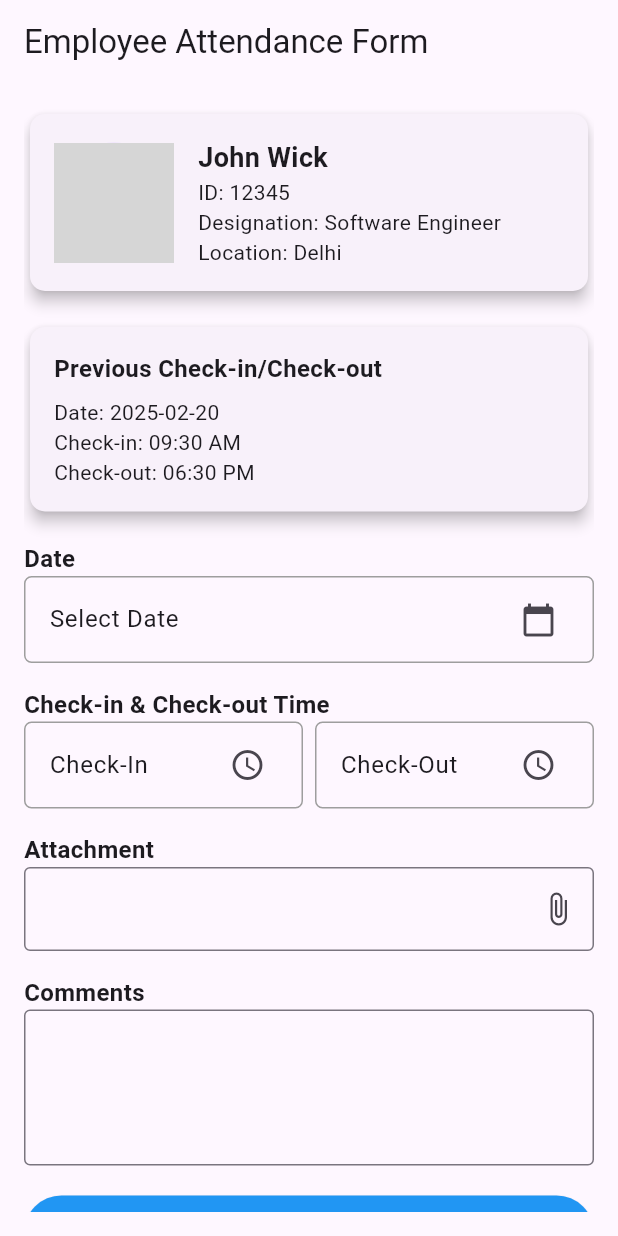
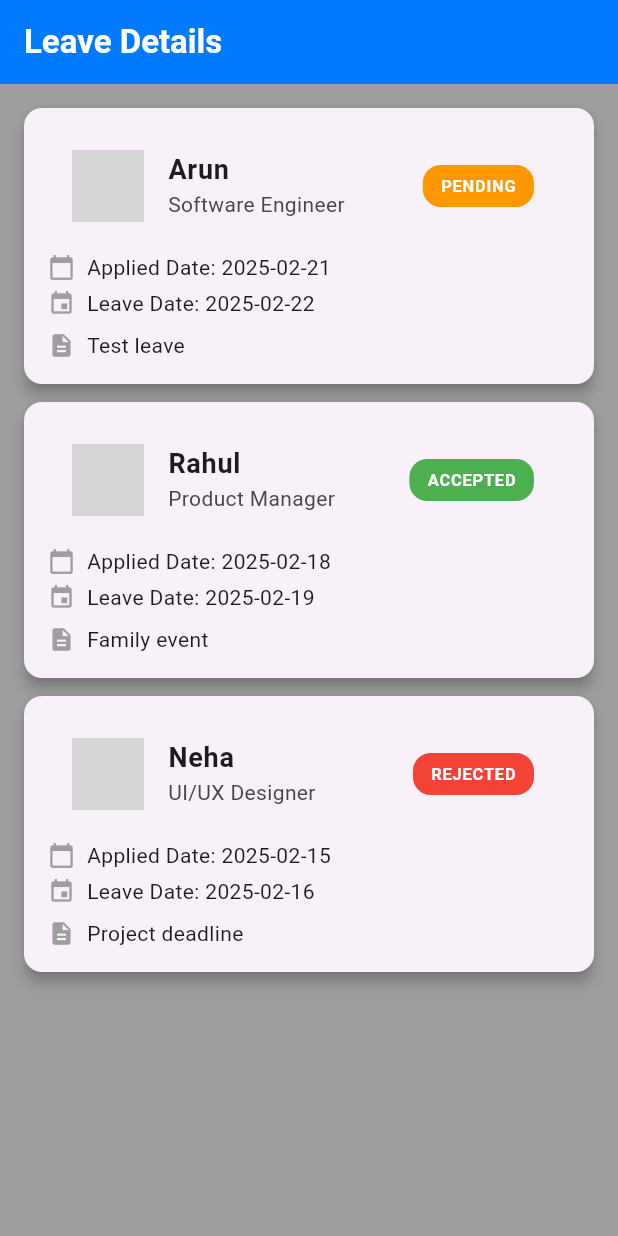
Before and after one commit to dragogalaxy03/attendance_ui, a Flutter app: the screen it shows after launch, on a phone screen of 412 x 824 dp. Run offline on Flutter 3.47's test engine with Material 3 defaults, Android fonts, the phone set to English and light mode, and no system bars; our stand-ins replace file_picker, shared_preferences; network calls fail; grey boxes are pictures that could not be loaded.

Commit message:
Leave Request UI and Day 4 at Mind Aviators

```diff
--- /dev/null
+++ b/lib/LeaveRequestCard/leave-data.dart
@@ -0,0 +1,31 @@
+const String leaveJson = '''
+[
+  {
+    "name": "Arun",
+    "designation": "Software Engineer",
+    "profileImage": "https://i.pravatar.cc/150?img=3",
+    "appliedDate": "2025-02-21",
+    "leaveDate": "2025-02-22",
+    "status": "PENDING",
+    "reason": "Test leave"
+  },
+  {
+    "name": "Rahul",
+    "designation": "Product Manager",
+    "profileImage": "https://i.pravatar.cc/150?img=55",
+    "appliedDate": "2025-02-18",
+    "leaveDate": "2025-02-19",
+    "status": "ACCEPTED",
+    "reason": "Family event"
+  },
+  {
+    "name": "Neha",
+    "designation": "UI/UX Designer",
+    "profileImage": "https://i.pravatar.cc/150?img=10",
+    "appliedDate": "2025-02-15",
+    "leaveDate": "2025-02-16",
+    "status": "REJECTED",
+    "reason": "Project deadline"
+  }
+]
+''';
--- /dev/null
+++ b/lib/LeaveRequestCard/leave-list.dart
@@ -0,0 +1,27 @@
+import 'dart:convert';
+import 'package:flutter/cupertino.dart';
+import 'package:flutter/material.dart';
+import 'leave-data.dart';
+import 'leave-request.dart';
+class LeaveList extends StatelessWidget {
+  @override
+  Widget build(BuildContext context) {
+    // Decode JSON data from external file
+    List<dynamic> leaveRequests = jsonDecode(leaveJson);
+
+    return Scaffold(
+      appBar: AppBar(
+        title: Text("Leave Details",style: TextStyle(fontWeight: FontWeight.bold, color: Colors.white),),
+        backgroundColor: CupertinoColors.activeBlue,
+      ),
+      backgroundColor: Colors.grey,
+      body: ListView.builder(
+        padding: EdgeInsets.all(16),
+        itemCount: leaveRequests.length,
+        itemBuilder: (context, index) {
+          return LeaveCard(data: leaveRequests[index]);
+        },
+      ),
+    );
+  }
+}
--- /dev/null
+++ b/lib/LeaveRequestCard/leave-request.dart
@@ -0,0 +1,105 @@
+import 'dart:convert';
+
+import 'package:flutter/material.dart';
+import 'package:mobile_task/LeaveRequestCard/leave-data.dart';
+
+
+class LeaveCard extends StatelessWidget {
+  final Map<String, dynamic> data;
+
+  LeaveCard({required this.data});
+
+  Color getStatusColor(String status) {
+    switch (status) {
+      case "ACCEPTED":
+        return Colors.green;
+      case "REJECTED":
+        return Colors.red;
+      default:
+        return Colors.orange;
+    }
+  }
+
+  Color getStatusTextColor(String status) {
+    switch (status) {
+      case "ACCEPTED":
+        return Colors.white;
+      case "REJECTED":
+        return Colors.white;
+      default:
+        return Colors.white;
+    }
+  }
+
+  @override
+  Widget build(BuildContext context) {
+    return Column(
+      children: [
+        Card(
+          margin: EdgeInsets.only(bottom: 12),
+          elevation: 4,
+          shape: RoundedRectangleBorder(
+            borderRadius: BorderRadius.circular(12),
+          ),
+          child: Padding(
+            padding: const EdgeInsets.all(16.0),
+            child: Column(
+              mainAxisSize: MainAxisSize.min,
+              children: [
+                ListTile(
+                  leading: CircleAvatar(
+                    radius: 24,
+                    backgroundImage: NetworkImage(data["profileImage"]),
+                  ),
+                  title: Text(
+                    data["name"],
+                    style: TextStyle(fontSize: 18, fontWeight: FontWeight.bold),
+                  ),
+                  subtitle: Text(data["designation"]),
+                  trailing: Container(
+                    padding: EdgeInsets.symmetric(horizontal: 12, vertical: 6),
+                    decoration: BoxDecoration(
+                      color: getStatusColor(data["status"]),
+                      borderRadius: BorderRadius.circular(12),
+                    ),
+                    child: Text(
+                      data["status"],
+                      style: TextStyle(
+                        color: getStatusTextColor(data["status"]),
+                        fontWeight: FontWeight.bold,
+                      ),
+                    ),
+                  ),
+                ),
+                SizedBox(height: 8),
+                Row(
+                  children: [
+                    Icon(Icons.calendar_today, size: 18, color: Colors.grey),
+                    SizedBox(width: 8),
+                    Text('Applied Date: ${data["appliedDate"]}'),
+                  ],
+                ),
+                SizedBox(height: 4),
+                Row(
+                  children: [
+                    Icon(Icons.event, size: 18, color: Colors.grey),
+                    SizedBox(width: 8),
+                    Text('Leave Date: ${data["leaveDate"]}'),
+                  ],
+                ),
+                SizedBox(height: 8),
+                Row(
+                  children: [
+                    Icon(Icons.description, size: 18, color: Colors.grey),
+                    SizedBox(width: 8),
+                    Expanded(child: Text(data["reason"])),
+                  ],
+                ),
+              ],
+            ),
+          ),
+        ),
+      ],
+    );
+  }
+}
--- a/lib/main.dart
+++ b/lib/main.dart
@@ -1,6 +1,6 @@
 import 'package:flutter/material.dart';
-import 'package:mobile_task/Employee%20Form/employee-form.dart';
-import 'package:mobile_task/Employee%20Screen/employee-screen.dart';
+import 'package:mobile_task/LeaveRequestCArd/leave-request.dart';
+import 'package:mobile_task/LeaveRequestCard/leave-list.dart';
 
 
 void main() {
@@ -21,7 +21,7 @@ class MyApp extends StatelessWidget {
         colorScheme: ColorScheme.fromSeed(seedColor: Colors.deepPurple),
         useMaterial3: true,
       ),
-      home: EmployeeForm(),
+      home: LeaveList(),
     );
   }
 }
```
Also changed, not shown: lib/Employee Attendance Form/Employee Form/employee-form.dart (renamed from lib/Employee Form/employee-form.dart), lib/Employee Salary Record/Employee Card/employee-card.dart (renamed from lib/Employee Card/employee-card.dart), lib/Employee Salary Record/Employee Model/employee-model.dart (renamed from lib/Employee Model/employee-model.dart), lib/Employee Salary Record/Employee Screen/employee-screen.dart (renamed from lib/Employee Screen/employee-screen.dart).
